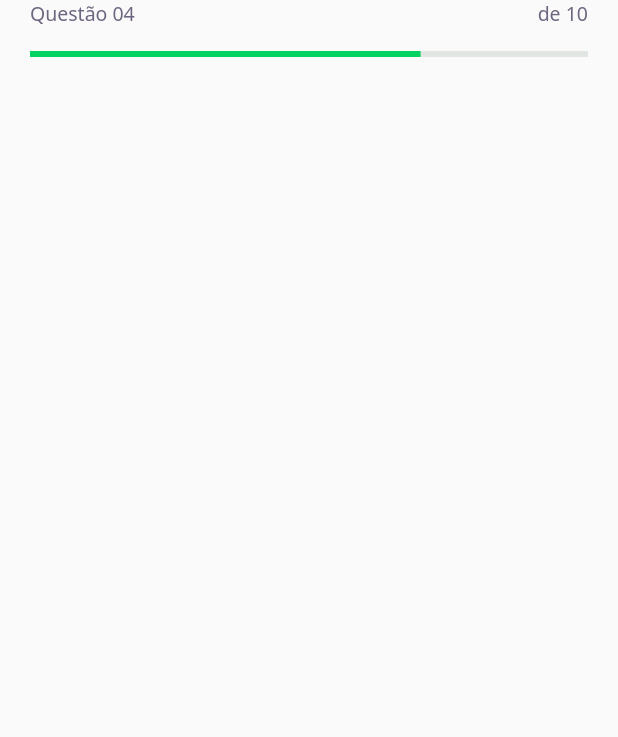
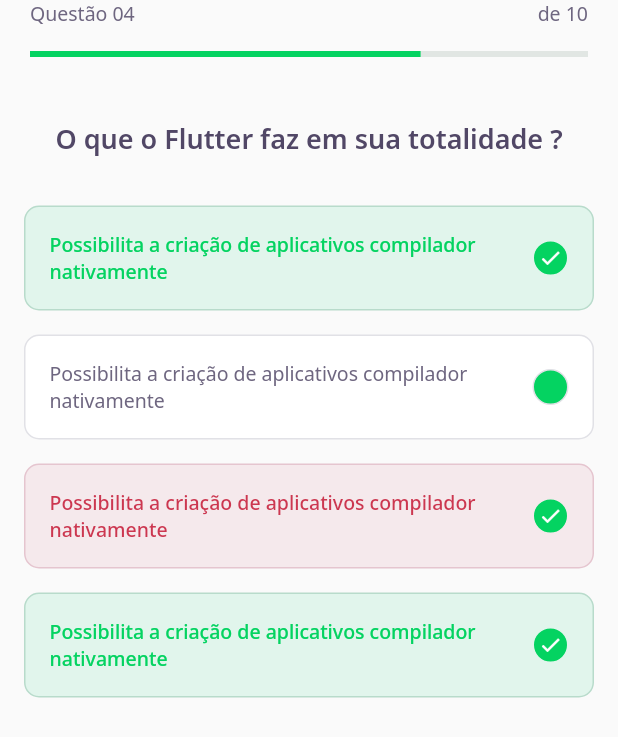
Before and after one commit to adrianocirino/devQuiz, a Flutter app: the screen it shows after launch, on a phone screen of 412 x 824 dp. Shown: the top 737 px of the screen. Run offline on Flutter 3.47's test engine with Material 2 defaults, Android fonts, the phone set to English and light mode, and no system bars; our stand-ins replace google_fonts.

Commit message:
Criado awnserWidget

```diff
--- a/lib/challenge/challenge_page.dart
+++ b/lib/challenge/challenge_page.dart
@@ -1,4 +1,5 @@
 import 'package:dev_quiz/challenge/widgets/question_indicator/question_indicator_widget.dart';
+import 'package:dev_quiz/challenge/widgets/quiz/quiz_widget.dart';
 import 'package:flutter/material.dart';
 
 class ChallengePage extends StatefulWidget {
@@ -19,6 +20,7 @@ class _ChallengePageState extends State<ChallengePage> {
           child: QuestionIndicatorWidget()
         )
       ),
+      body: QuizWidget(title: "O que o Flutter faz em sua totalidade ?",),
     );
   }
 }
--- /dev/null
+++ b/lib/challenge/widgets/awnser/awnser_widget.dart
@@ -0,0 +1,82 @@
+import 'package:dev_quiz/core/app_colors.dart';
+import 'package:dev_quiz/core/app_text_styles.dart';
+import 'package:flutter/material.dart';
+
+class AwnserWidget extends StatelessWidget {
+  final String title;
+  final bool isRight;
+  final bool isSelected;
+
+  const AwnserWidget({
+    Key? key,
+    required this.title,
+    this.isRight = false,
+    this.isSelected = false,
+  }) : super(key: key);
+
+  Color get _selectedColorWight =>
+      isRight ? AppColors.darkGreen : AppColors.darkRed;
+
+  Color get _selectedBorderRight =>
+      isRight ? AppColors.lightGreen : AppColors.lightRed;
+
+  Color get _selectedColorCardRight =>
+      isRight ? AppColors.lightGreen : AppColors.lightRed;
+
+  Color get _selectedBorderCardRight =>
+      isRight ? AppColors.green : AppColors.red;
+
+  TextStyle get _selectedTextStyleRight =>
+      isRight ? AppTextStyles.bodyDarkGreen : AppTextStyles.bodyDarkRed;
+
+  IconData get _selectedIconRight => isRight ? Icons.check : Icons.close;
+
+  @override
+  Widget build(BuildContext context) {
+    return Padding(
+      padding: const EdgeInsets.symmetric(horizontal: 16, vertical: 8),
+      child: Container(
+        padding: EdgeInsets.all(16),
+        decoration: BoxDecoration(
+          color: isSelected ? _selectedColorCardRight : AppColors.white,
+          borderRadius: BorderRadius.circular(10),
+          border: Border.fromBorderSide(
+            BorderSide(
+              color: isSelected ? _selectedBorderCardRight : AppColors.border,
+            ),
+          ),
+        ),
+        child: Row(
+          mainAxisAlignment: MainAxisAlignment.spaceBetween,
+          children: [
+            Expanded(
+              child: Text(
+                title,
+                style:
+                    isSelected ? _selectedTextStyleRight : AppTextStyles.body,
+              ),
+            ),
+            Container(
+              height: 24,
+              width: 24,
+              decoration: BoxDecoration(
+                color: AppColors.darkGreen,
+                borderRadius: BorderRadius.circular(500),
+                border: Border.fromBorderSide(
+                  BorderSide(
+                    color: isSelected ? _selectedBorderRight : AppColors.border,
+                  ),
+                ),
+              ),
+              child: isSelected ? Icon(
+                Icons.check,
+                size: 16,
+                color: Colors.white,
+              ) : null
+            )
+          ],
+        ),
+      ),
+    );
+  }
+}
--- /dev/null
+++ b/lib/challenge/widgets/quiz/quiz_widget.dart
@@ -0,0 +1,30 @@
+import 'package:dev_quiz/challenge/widgets/awnser/awnser_widget.dart';
+import 'package:dev_quiz/core/app_text_styles.dart';
+import 'package:flutter/material.dart';
+
+class QuizWidget extends StatelessWidget {
+
+  final String title;
+
+  const QuizWidget({ Key? key, required this.title }) : super(key: key);
+
+  @override
+  Widget build(BuildContext context) {
+    return Container(
+      child: Column(
+        children: [
+          Text(
+            title,
+            style: AppTextStyles.heading,
+          ),
+          SizedBox(height: 24),
+          AwnserWidget(isRight: true, isSelected: true, title: "Possibilita a criação de aplicativos compilador nativamente"),
+          AwnserWidget(isRight: false, isSelected: false, title: "Possibilita a criação de aplicativos compilador nativamente"),
+          AwnserWidget(isRight: false, isSelected: true, title: "Possibilita a criação de aplicativos compilador nativamente"),
+          AwnserWidget(isRight: true, isSelected: true, title: "Possibilita a criação de aplicativos compilador nativamente"),
+        ],
+      ),
+
+    );
+  }
+}
```
